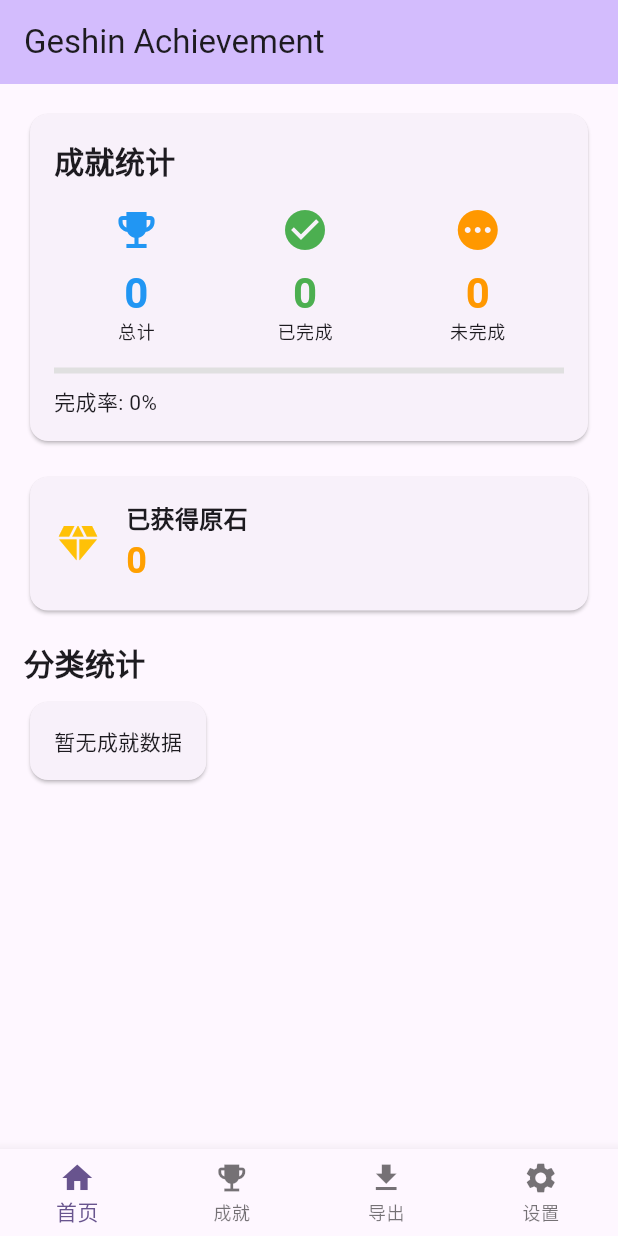
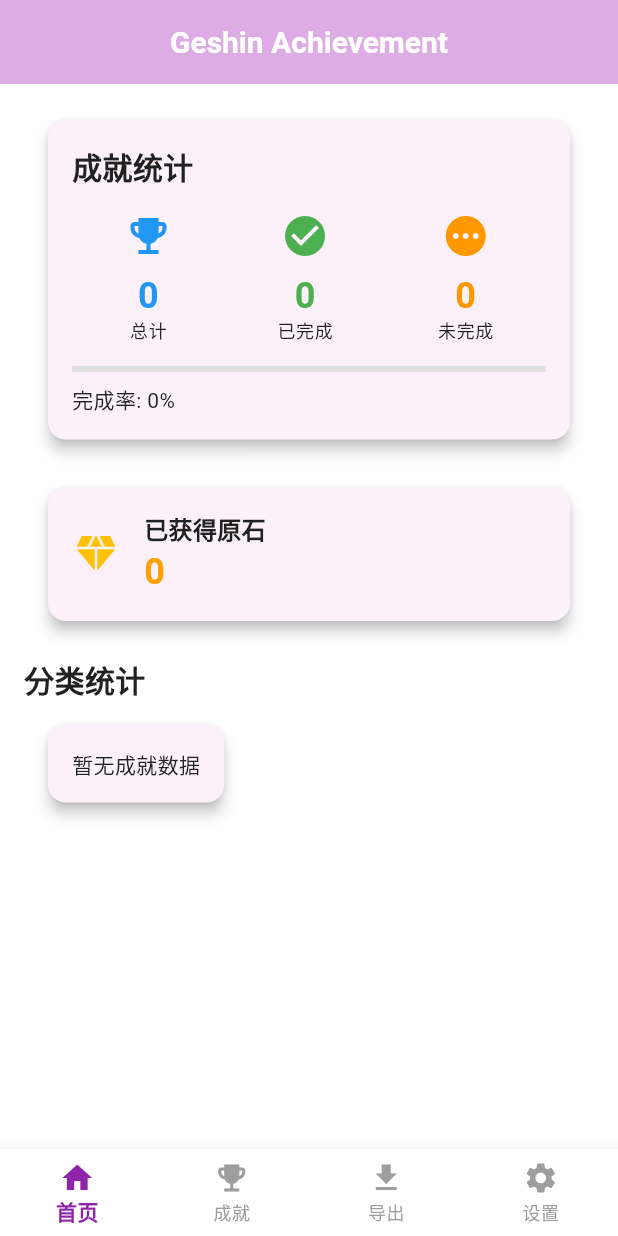
Before and after one commit to chronie-shizutoki/cocogoat_app, a Flutter app: the screen it shows after launch, on a phone screen of 412 x 824 dp. Run offline on Flutter 3.47's test engine with Material 3 defaults, Android fonts, the phone set to English and light mode, and no system bars; our stand-ins replace shared_preferences, sqflite; accounts and stored records are empty; network calls fail; Roboto replaces fonts that are missing (Sans); statements that could not run were skipped.

Commit message:
feat: implement theme system and animations
- Add GenshinTheme with light/dark theme configurations
- Create SettingsProvider for theme and language management
- Implement various animations in GenshinAnimations utility
- Refactor MainScreen to use new theme system and animations
- Update SettingsScreen to use SettingsProvider

```diff
--- a/lib/main.dart
+++ b/lib/main.dart
@@ -1,10 +1,9 @@
 import 'package:flutter/material.dart';
 import 'package:provider/provider.dart';
 import 'providers/achievement_provider.dart';
-import 'screens/home_screen.dart';
-import 'screens/achievements_screen.dart';
-import 'screens/export_screen.dart';
-import 'screens/settings_screen.dart';
+import 'screens/main_screen.dart';
+import 'theme/theme.dart';
+import 'providers/settings_provider.dart';
 
 void main() {
   runApp(const GeshinAchievementApp());
@@ -18,89 +17,31 @@
     return MultiProvider(
       providers: [
         ChangeNotifierProvider(create: (_) => AchievementProvider()),
+        ChangeNotifierProvider(create: (_) => SettingsProvider()),
       ],
-      child: MaterialApp(
-        title: 'Geshin Achievement',
-        theme: ThemeData(
-          colorScheme: ColorScheme.fromSeed(seedColor: Colors.deepPurple),
-          useMaterial3: true,
-        ),
-        home: const MainScreen(),
+      child: Consumer<SettingsProvider>(
+        builder: (context, settingsProvider, child) {
+          if (settingsProvider.isLoading) {
+            return const MaterialApp(
+              home: Scaffold(
+                body: Center(child: CircularProgressIndicator()),
+              ),
+            );
+          }
+
+          return MaterialApp(
+            title: 'Geshin Achievement',
+            theme: GenshinTheme.lightTheme,
+            darkTheme: GenshinTheme.darkTheme,
+            themeMode: settingsProvider.theme == 'system'
+                ? ThemeMode.system
+                : settingsProvider.theme == 'dark'
+                    ? ThemeMode.dark
+                    : ThemeMode.light,
+            home: const MainScreen(),
+          );
+        },
       ),
     );
   }
 }
-
-class MainScreen extends StatefulWidget {
-  const MainScreen({super.key});
-
-  @override
-  State<MainScreen> createState() => _MainScreenState();
-}
-
-class _MainScreenState extends State<MainScreen> {
-  int _selectedIndex = 0;
-
-  static const List<Widget> _screens = <Widget>[
-    HomeScreen(),
-    AchievementsScreen(),
-    ExportScreen(),
-    SettingsScreen(),
-  ];
-
-  void _onItemTapped(int index) {
-    setState(() {
-      _selectedIndex = index;
-    });
-  }
-
-  @override
-  void initState() {
-    super.initState();
-    // 初始化时加载成就数据
-    WidgetsBinding.instance.addPostFrameCallback((_) async {
-      final provider = context.read<AchievementProvider>();
-      await provider.loadAchievements();
-
-      // 如果没有数据，则初始化示例数据
-      if (provider.achievements.isEmpty) {
-        await _initializeSampleData(provider);
-      }
-    });
-  }
-
-  Future<void> _initializeSampleData(AchievementProvider provider) async {
-    // 示例数据初始化已移除，现在使用真实的原神成就数据
-    // 数据将在AchievementProvider.loadAchievements()中自动加载
-  }
-
-  @override
-  Widget build(BuildContext context) {
-    return Scaffold(
-      body: _screens[_selectedIndex],
-      bottomNavigationBar: BottomNavigationBar(
-        type: BottomNavigationBarType.fixed,
-        items: const <BottomNavigationBarItem>[
-          BottomNavigationBarItem(
-            icon: Icon(Icons.home),
-            label: '首页',
-          ),
-          BottomNavigationBarItem(
-            icon: Icon(Icons.emoji_events),
-            label: '成就',
-          ),
-          BottomNavigationBarItem(
-            icon: Icon(Icons.file_download),
-            label: '导出',
-          ),
-          BottomNavigationBarItem(
-            icon: Icon(Icons.settings),
-            label: '设置',
-          ),
-        ],
-        currentIndex: _selectedIndex,
-        onTap: _onItemTapped,
-      ),
-    );
-  }
-}
--- /dev/null
+++ b/lib/screens/main_screen.dart
@@ -0,0 +1,115 @@
+import 'package:flutter/material.dart';
+import 'package:provider/provider.dart';
+import '../providers/achievement_provider.dart';
+import 'home_screen.dart';
+import 'achievements_screen.dart';
+import 'export_screen.dart';
+import 'settings_screen.dart';
+import '../utils/animations.dart';
+
+class MainScreen extends StatefulWidget {
+  const MainScreen({super.key});
+
+  @override
+  State<MainScreen> createState() => _MainScreenState();
+}
+
+class _MainScreenState extends State<MainScreen> {
+  int _selectedIndex = 0;
+  late AnimationController _animationController;
+  late Animation<double> _fadeAnimation;
+
+  static const List<Widget> _screens = <Widget>[
+    HomeScreen(),
+    AchievementsScreen(),
+    ExportScreen(),
+    SettingsScreen(),
+  ];
+
+  @override
+  void initState() {
+    super.initState();
+    _animationController = AnimationController(
+      duration: const Duration(milliseconds: 300),
+      vsync: this,
+    );
+    _fadeAnimation = GenshinAnimations.fadeInAnimation(_animationController);
+    _animationController.forward();
+
+    // 初始化时加载成就数据
+    WidgetsBinding.instance.addPostFrameCallback((_) async {
+      final provider = context.read<AchievementProvider>();
+      await provider.loadAchievements();
+
+      // 如果没有数据，则初始化示例数据
+      if (provider.achievements.isEmpty) {
+        await _initializeSampleData(provider);
+      }
+    });
+  }
+
+  @override
+  void dispose() {
+    _animationController.dispose();
+    super.dispose();
+  }
+
+  void _onItemTapped(int index) {
+    _animationController.reverse().then((_) {
+      setState(() {
+        _selectedIndex = index;
+      });
+      _animationController.forward();
+    });
+  }
+
+  Future<void> _initializeSampleData(AchievementProvider provider) async {
+    // 示例数据初始化已移除，现在使用真实的原神成就数据
+    // 数据将在AchievementProvider.loadAchievements()中自动加载
+  }
+
+  @override
+  Widget build(BuildContext context) {
+    return Scaffold(
+      body: AnimatedSwitcher(
+        duration: const Duration(milliseconds: 300),
+        transitionBuilder: (child, animation) {
+          return FadeTransition(
+            opacity: animation,
+            child: SlideTransition(
+              position: Tween<Offset>(
+                begin: const Offset(0, 0.1),
+                end: Offset.zero,
+              ).animate(animation),
+              child: child,
+            ),
+          );
+        },
+        child: _screens[_selectedIndex],
+      ),
+      bottomNavigationBar: BottomNavigationBar(
+        type: BottomNavigationBarType.fixed,
+        items: const <BottomNavigationBarItem>[
+          BottomNavigationBarItem(
+            icon: Icon(Icons.home),
+            label: '首页',
+          ),
+          BottomNavigationBarItem(
+            icon: Icon(Icons.emoji_events),
+            label: '成就',
+          ),
+          BottomNavigationBarItem(
+            icon: Icon(Icons.file_download),
+            label: '导出',
+          ),
+          BottomNavigationBarItem(
+            icon: Icon(Icons.settings),
+            label: '设置',
+          ),
+        ],
+        currentIndex: _selectedIndex,
+        onTap: _onItemTapped,
+      ),
+    );
+  }
+}
--- /dev/null
+++ b/lib/theme/theme.dart
@@ -0,0 +1,164 @@
+import 'package:flutter/material.dart';
+
+// 自定义颜色方案
+class GenshinColors {
+  static const Color primary = Color(0xFF8E24AA); // 深紫色
+  static const Color secondary = Color(0xFFD81B60); // 粉红色
+  static const Color accent = Color(0xFFFFC107); // 原神金色
+  static const Color success = Color(0xFF43A047); // 完成绿色
+  static const Color warning = Color(0xFFFB8C00); // 警告橙色
+  static const Color danger = Color(0xFFE53935); // 错误红色
+  static const Color info = Color(0xFF1E88E5); // 信息蓝色
+  static const Color light = Color(0xFFF5F5F5); // 浅色背景
+  static const Color dark = Color(0xFF212121); // 深色背景
+}
+
+// 自定义主题
+class GenshinTheme {
+  static ThemeData get lightTheme {
+    return ThemeData(
+      colorScheme: ColorScheme.fromSeed(
+        seedColor: GenshinColors.primary,
+        primary: GenshinColors.primary,
+        secondary: GenshinColors.secondary,
+        surface: Colors.white,
+        background: GenshinColors.light,
+        error: GenshinColors.danger,
+        onPrimary: Colors.white,
+        onSecondary: Colors.white,
+        onSurface: GenshinColors.dark,
+        onBackground: GenshinColors.dark,
+        onError: Colors.white,
+      ),
+      useMaterial3: true,
+      fontFamily: 'Sans',
+      textTheme: const TextTheme(
+        headlineLarge: TextStyle(fontSize: 28, fontWeight: FontWeight.bold),
+        headlineMedium: TextStyle(fontSize: 24, fontWeight: FontWeight.bold),
+        headlineSmall: TextStyle(fontSize: 20, fontWeight: FontWeight.bold),
+        titleLarge: TextStyle(fontSize: 18, fontWeight: FontWeight.bold),
+        titleMedium: TextStyle(fontSize: 16, fontWeight: FontWeight.bold),
+        titleSmall: TextStyle(fontSize: 14, fontWeight: FontWeight.bold),
+        bodyLarge: TextStyle(fontSize: 16),
+        bodyMedium: TextStyle(fontSize: 14),
+        bodySmall: TextStyle(fontSize: 12),
+      ),
+      cardTheme: CardTheme(
+        elevation: 4,
+        shape: RoundedRectangleBorder(
+          borderRadius: BorderRadius.circular(12),
+        ),
+        margin: const EdgeInsets.symmetric(vertical: 8, horizontal: 16),
+      ),
+      appBarTheme: AppBarTheme(
+        backgroundColor: GenshinColors.primary,
+        foregroundColor: Colors.white,
+        elevation: 4,
+        centerTitle: true,
+        titleTextStyle: const TextStyle(
+          fontSize: 20,
+          fontWeight: FontWeight.bold,
+        ),
+      ),
+      bottomNavigationBarTheme: BottomNavigationBarThemeData(
+        backgroundColor: Colors.white,
+        selectedItemColor: GenshinColors.primary,
+        unselectedItemColor: Colors.grey,
+        selectedLabelStyle: const TextStyle(fontWeight: FontWeight.bold),
+        showSelectedLabels: true,
+        showUnselectedLabels: true,
+        elevation: 8,
+      ),
+      elevatedButtonTheme: ElevatedButtonThemeData(
+        style: ElevatedButton.styleFrom(
+          backgroundColor: GenshinColors.primary,
+          foregroundColor: Colors.white,
+          padding: const EdgeInsets.symmetric(vertical: 12, horizontal: 24),
+          shape: RoundedRectangleBorder(
+            borderRadius: BorderRadius.circular(8),
+          ),
+          elevation: 4,
+        ),
+      ),
+      textButtonTheme: TextButtonThemeData(
+        style: TextButton.styleFrom(
+          foregroundColor: GenshinColors.primary,
+        ),
+      ),
+    );
+  }
+
+  static ThemeData get darkTheme {
+    return ThemeData(
+      colorScheme: ColorScheme.fromSeed(
+        seedColor: GenshinColors.primary,
+        primary: GenshinColors.primary,
+        secondary: GenshinColors.secondary,
+        surface: GenshinColors.dark,
+        background: const Color(0xFF121212),
+        error: GenshinColors.danger,
+        onPrimary: Colors.white,
+        onSecondary: Colors.white,
+        onSurface: Colors.white,
+        onBackground: Colors.white,
+        onError: Colors.white,
+      ),
+      useMaterial3: true,
+      fontFamily: 'Sans',
+      textTheme: const TextTheme(
+        headlineLarge: TextStyle(fontSize: 28, fontWeight: FontWeight.bold),
+        headlineMedium: TextStyle(fontSize: 24, fontWeight: FontWeight.bold),
+        headlineSmall: TextStyle(fontSize: 20, fontWeight: FontWeight.bold),
+        titleLarge: TextStyle(fontSize: 18, fontWeight: FontWeight.bold),
+        titleMedium: TextStyle(fontSize: 16, fontWeight: FontWeight.bold),
+        titleSmall: TextStyle(fontSize: 14, fontWeight: FontWeight.bold),
+        bodyLarge: TextStyle(fontSize: 16),
+        bodyMedium: TextStyle(fontSize: 14),
+        bodySmall: TextStyle(fontSize: 12),
+      ),
+      cardTheme: CardTheme(
+        elevation: 4,
+        color: const Color(0xFF333333),
+        shape: RoundedRectangleBorder(
+          borderRadius: BorderRadius.circular(12),
+        ),
+        margin: const EdgeInsets.symmetric(vertical: 8, horizontal: 16),
+      ),
+      appBarTheme: AppBarTheme(
+        backgroundColor: GenshinColors.primary,
+        foregroundColor: Colors.white,
+        elevation: 4,
+        centerTitle: true,
+        titleTextStyle: const TextStyle(
+          fontSize: 20,
+          fontWeight: FontWeight.bold,
+        ),
+      ),
+      bottomNavigationBarTheme: BottomNavigationBarThemeData(
+        backgroundColor: const Color(0xFF333333),
+        selectedItemColor: GenshinColors.accent,
+        unselectedItemColor: Colors.grey,
+        selectedLabelStyle: const TextStyle(fontWeight: FontWeight.bold),
+        showSelectedLabels: true,
+        showUnselectedLabels: true,
+        elevation: 8,
+      ),
+      elevatedButtonTheme: ElevatedButtonThemeData(
+        style: ElevatedButton.styleFrom(
+          backgroundColor: GenshinColors.primary,
+          foregroundColor: Colors.white,
+          padding: const EdgeInsets.symmetric(vertical: 12, horizontal: 24),
+          shape: RoundedRectangleBorder(
+            borderRadius: BorderRadius.circular(8),
+          ),
+          elevation: 4,
+        ),
+      ),
+      textButtonTheme: TextButtonThemeData(
+        style: TextButton.styleFrom(
+          foregroundColor: GenshinColors.accent,
+        ),
+      ),
+    );
+  }
+}
```
Also changed, not shown: lib/providers/settings_provider.dart (added, +71 -0 lines), lib/screens/settings_screen.dart (+45 -158 lines), lib/utils/animations.dart (added, +58 -0 lines).
